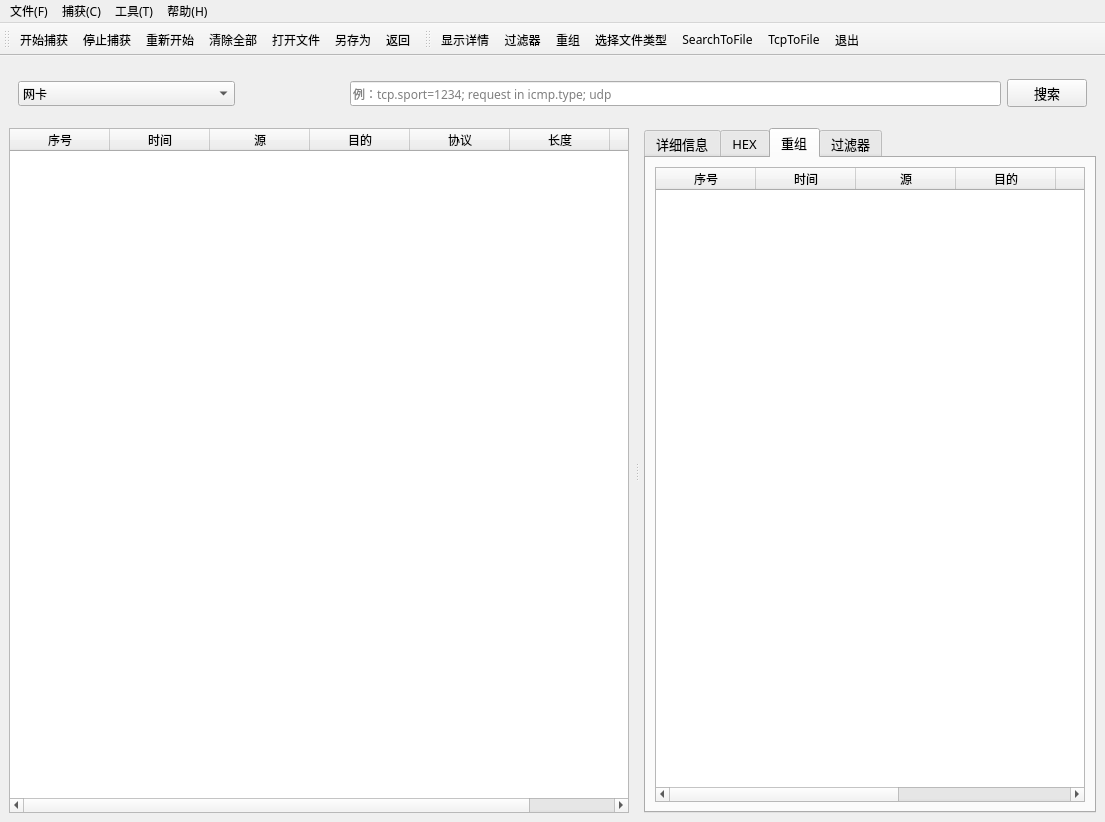
First picture: the form in source/main_window.ui, repository ISDevLearn/Sniffer, before the edit.
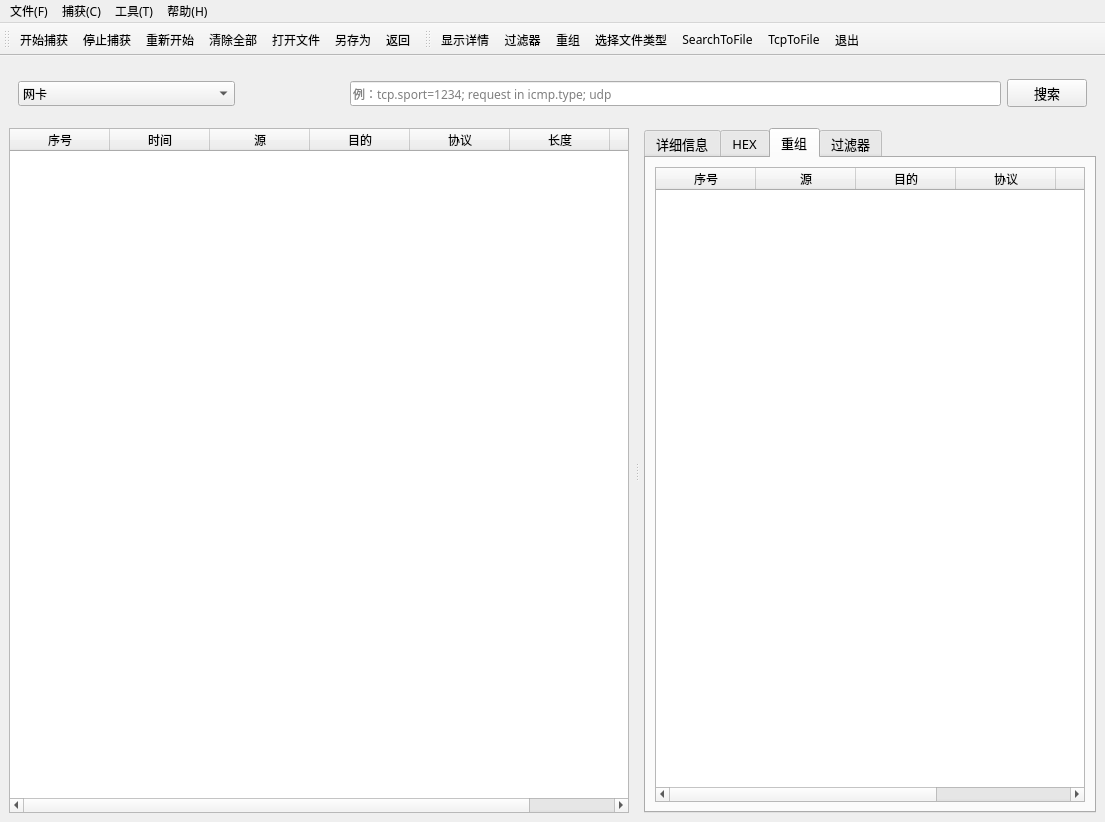
Second picture: the form after the edit. The open tabs and pages were chosen to show the change. Icons and pictures are not drawn.

Patch:
```diff
--- a/source/main_window.ui
+++ b/source/main_window.ui
@@ -402,16 +402,6 @@
                 </font>
                </property>
               </column>
-              <column>
-               <property name="text">
-                <string>时间</string>
-               </property>
-               <property name="font">
-                <font>
-                 <family>苹方 中等</family>
-                </font>
-               </property>
-              </column>
               <column>
                <property name="text">
                 <string>源</string>
```
